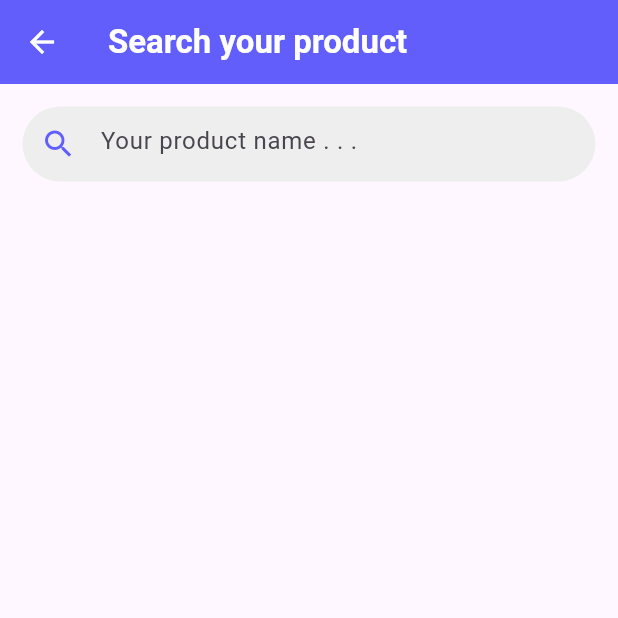
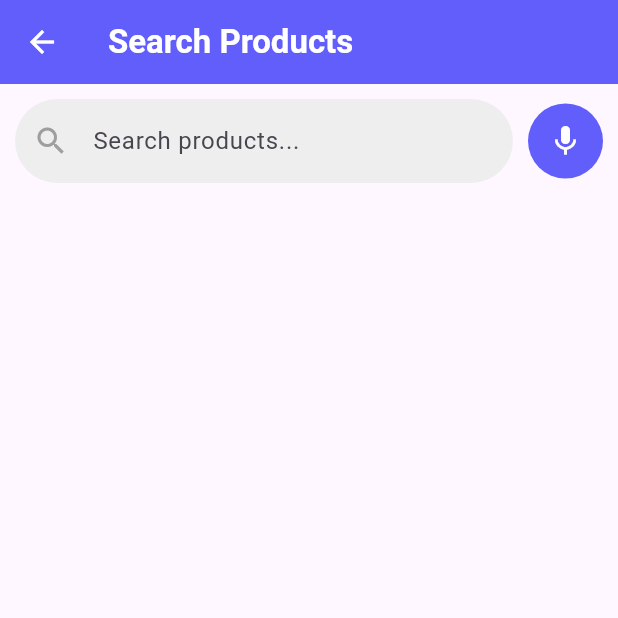
Before and after one commit to shohan-dev/Final-Project-Product-Detect, a Flutter app: the SearchScreen screen opened directly, on a phone screen of 412 x 824 dp, the top half of it. Run offline on Flutter 3.47's test engine with Material 3 defaults, Android fonts, the light colour scheme and no system bars; our stand-ins replace avatar_glow, cached_network_image, carousel_slider, cloud_firestore, dots_indicator, firebase_auth and 8 more; missing offline and left inert: google_ml_kit; accounts and stored records are empty.

Commit message:
Added Voice Search

```diff
--- a/lib/ui/search_screen.dart
+++ b/lib/ui/search_screen.dart
@@ -1,8 +1,10 @@
 import 'dart:async';
+import 'package:avatar_glow/avatar_glow.dart';
 import 'package:cached_network_image/cached_network_image.dart';
 import 'package:cloud_firestore/cloud_firestore.dart';
 import 'package:flutter/material.dart';
 import 'package:get/get.dart';
+import 'package:speech_to_text/speech_to_text.dart' as stt;
 import 'package:smart_shop/ui/AppColors.dart';
 import 'package:smart_shop/ui/product_details_screen.dart';
 
@@ -16,7 +18,10 @@ class SearchScreen extends StatefulWidget {
 }
 
 class _SearchScreenState extends State<SearchScreen> {
-  String inputText = "";
+  final TextEditingController _searchController = TextEditingController();
+  final stt.SpeechToText _speech = stt.SpeechToText();
+  bool _isListening = false;
+  String _voiceInput = "";
   List<QueryDocumentSnapshot> allProducts = [];
   List<QueryDocumentSnapshot> displayedProducts = [];
   Timer? _debounce;
@@ -26,31 +31,31 @@ class _SearchScreenState extends State<SearchScreen> {
   @override
   void initState() {
     super.initState();
-    inputText = widget.searchText;
+    _searchController.text = widget.searchText;
     _fetchAllProducts();
   }
 
   Future<void> _fetchAllProducts() async {
-    await Future.delayed(const Duration(seconds: 1));
+    try {
+      setState(() => isLoading = true);
       final snapshot =
           await FirebaseFirestore.instance.collection("products").get();
       setState(() {
         allProducts = snapshot.docs;
-      displayedProducts = _searchProducts(inputText);
+        displayedProducts = _searchProducts(_searchController.text);
         isLoading = false;
       });
+    } catch (e) {
+      setState(() => isLoading = false);
+      print("Error fetching products: $e");
+    }
   }
 
   void _onSearchChanged(String query) {
     if (_debounce?.isActive ?? false) _debounce!.cancel();
-
-    setState(() {
-      isSearching = true;
-    });
-
+    setState(() => isSearching = true);
     _debounce = Timer(const Duration(milliseconds: 300), () {
       setState(() {
-        inputText = query;
         displayedProducts = _searchProducts(query);
         isSearching = false;
       });
@@ -58,31 +63,54 @@ class _SearchScreenState extends State<SearchScreen> {
   }
 
   List<QueryDocumentSnapshot> _searchProducts(String query) {
-    if (query.isEmpty) {
-      return allProducts
-          .take(10)
-          .toList(); // Return the first 10 products if no query
-    }
-
+    if (query.isEmpty) return allProducts.take(10).toList();
     return allProducts.where((document) {
       Map<String, dynamic> data = document.data() as Map<String, dynamic>;
-
-      // Convert fields to lowercase to ensure case-insensitive search
       String productName =
           (data['product-name'] as String?)?.toLowerCase() ?? '';
       String product = (data['product'] as String?)?.toLowerCase() ?? '';
       String label = (data['label'] as String?)?.toLowerCase() ?? '';
-
-      // Check if any of the fields contain the query
       return productName.contains(query.toLowerCase()) ||
           product.contains(query.toLowerCase()) ||
           label.contains(query.toLowerCase());
     }).toList();
   }
 
+  Future<void> _startListening() async {
+    bool available = await _speech.initialize(
+      onStatus: (status) => print("Speech Status: $status"),
+      onError: (error) => print("Speech Error: $error"),
+    );
+    if (available) {
+      setState(() => _isListening = true);
+      _speech.listen(onResult: (result) {
+        setState(() {
+          _voiceInput = result.recognizedWords;
+          _searchController.text = _voiceInput;
+          _onSearchChanged(_voiceInput);
+        });
+      });
+
+      // Automatically stop listening after speech input is done (e.g., after 5 seconds of silence).
+      Future.delayed(const Duration(seconds: 5), () {
+        if (_isListening) {
+          _stopListening();
+        }
+      });
+    } else {
+      setState(() => _isListening = false);
+    }
+  }
+
+  void _stopListening() {
+    _speech.stop();
+    setState(() => _isListening = false);
+  }
+
   @override
   void dispose() {
     _debounce?.cancel();
+    _searchController.dispose();
     super.dispose();
   }
 
@@ -91,25 +119,25 @@ class _SearchScreenState extends State<SearchScreen> {
     return Scaffold(
       appBar: AppBar(
         iconTheme: const IconThemeData(color: Colors.white),
-        title: const Text("Search your product",
+        title: const Text("Search Products",
             style: TextStyle(fontWeight: FontWeight.bold, color: Colors.white)),
         backgroundColor: AppColors.deep_blue,
       ),
       body: SafeArea(
-        child: Padding(
-          padding: const EdgeInsets.all(15.0),
-          child: SingleChildScrollView(
         child: Column(
           children: [
-                SizedBox(
-                  height: 50,
-                  child: TextFormField(
+            Padding(
+              padding: const EdgeInsets.all(10.0),
+              child: Row(
+                children: [
+                  Expanded(
+                    child: TextField(
+                      controller: _searchController,
                       onChanged: _onSearchChanged,
-                    initialValue: inputText,
                       decoration: InputDecoration(
-                      hintText: "Your product name . . .",
+                        hintText: "Search products...",
                         prefixIcon:
-                          const Icon(Icons.search, color: AppColors.deep_blue),
+                            const Icon(Icons.search, color: Colors.grey),
                         filled: true,
                         fillColor: Colors.grey[200],
                         border: OutlineInputBorder(
@@ -119,23 +147,35 @@ class _SearchScreenState extends State<SearchScreen> {
                       ),
                     ),
                   ),
-                const SizedBox(height: 20),
-                Builder(
-                  builder: (BuildContext context) {
+                  const SizedBox(width: 10),
+                  CircleAvatar(
+                    radius: 25,
+                    backgroundColor:
+                        _isListening ? Colors.redAccent : AppColors.deep_blue,
+                    child: IconButton(
+                      icon: Icon(_isListening ? Icons.mic_off : Icons.mic,
+                          color: Colors.white),
+                      onPressed:
+                          _isListening ? _stopListening : _startListening,
+                    ),
+                  ),
+                ],
+              ),
+            ),
+            const SizedBox(height: 10),
+            Expanded(
+              child: Builder(
+                builder: (context) {
                   if (isLoading || isSearching) {
                     return const Center(child: CircularProgressIndicator());
                   }
-
-                    if (displayedProducts.isEmpty && inputText.isNotEmpty) {
+                  if (displayedProducts.isEmpty &&
+                      _searchController.text.isNotEmpty) {
                     return const Center(
                         child: Text("No products found",
-                            style: TextStyle(fontSize: 18)),
-                      );
+                            style: TextStyle(fontSize: 18)));
                   }
-
                   return GridView.builder(
-                      physics: const NeverScrollableScrollPhysics(),
-                      shrinkWrap: true,
                     gridDelegate:
                         const SliverGridDelegateWithFixedCrossAxisCount(
                       crossAxisCount: 2,
@@ -148,42 +188,38 @@ class _SearchScreenState extends State<SearchScreen> {
                       DocumentSnapshot document = displayedProducts[index];
                       Map<String, dynamic> data =
                           document.data() as Map<String, dynamic>;
-                        return GestureDetector(
-                          onTap: () {
-                            Get.to(() => ProductDetails(data));
-                          },
-                          child: Padding(
-                            padding: const EdgeInsets.all(8.0),
+                      return Padding(
+                        padding: const EdgeInsets.all(5.0),
+                        child: GestureDetector(
+                          onTap: () => Get.to(() => ProductDetails(data)),
                           child: Card(
-                              elevation: 2,
+                            shape: RoundedRectangleBorder(
+                                borderRadius: BorderRadius.circular(15.0)),
+                            elevation: 5,
                             child: Column(
-                                mainAxisAlignment: MainAxisAlignment.center,
-                                crossAxisAlignment: CrossAxisAlignment.center,
                               children: [
                                 Expanded(
                                   child: CachedNetworkImage(
-                                      imageUrl: data["product-img"][0] ?? '',
+                                    imageUrl: data["product-img"]?[0] ?? '',
                                     errorWidget: (context, url, error) =>
                                         const Icon(Icons.error),
+                                    placeholder: (context, url) =>
+                                        const CircularProgressIndicator(),
                                   ),
                                 ),
                                 const SizedBox(height: 5),
                                 Padding(
-                                    padding: const EdgeInsets.only(
-                                        left: 15.0, right: 8.0),
-                                    child: Center(
+                                  padding: const EdgeInsets.symmetric(
+                                      horizontal: 8.0),
                                   child: Text(
-                                        data["product-name"] ??
-                                            'Unknown Product',
-                                        style: const TextStyle(fontSize: 12),
-                                      ),
-                                    ),
+                                      data["product-name"] ?? 'Unknown Product',
+                                      style: const TextStyle(fontSize: 14),
+                                      textAlign: TextAlign.center),
                                 ),
                                 Text(
                                     "Price: ${data["product-price"]?.toString() ?? 'N/A'} ৳",
                                     style: const TextStyle(
-                                        fontSize: 15, color: Colors.redAccent),
-                                  ),
+                                        fontSize: 15, color: Colors.redAccent)),
                               ],
                             ),
                           ),
@@ -193,7 +229,33 @@ class _SearchScreenState extends State<SearchScreen> {
                   );
                 },
               ),
+            ),
           ],
+        ),
+      ),
+      floatingActionButton: Visibility(
+        visible: _isListening,
+        child: AnimatedOpacity(
+          opacity: _isListening ? 1.0 : 0.0,
+          duration: const Duration(milliseconds: 300),
+          child: Align(
+            alignment: Alignment.bottomCenter,
+            child: Padding(
+              padding: const EdgeInsets.only(bottom: 50.0, left: 20.0),
+              child: AvatarGlow(
+                glowColor: AppColors.splash_colors,
+                duration: const Duration(milliseconds: 2000),
+                repeat: true,
+                animate: _isListening,
+                child: CircleAvatar(
+                  radius: 55,
+                  backgroundColor: AppColors.splash_colors,
+                  child: IconButton(
+                      icon:
+                          const Icon(Icons.mic, size: 50, color: Colors.white),
+                      onPressed: _stopListening),
+                ),
+              ),
             ),
           ),
         ),
--- a/pubspec.yaml
+++ b/pubspec.yaml
@@ -56,6 +56,8 @@ dependencies:
   path_provider: ^2.1.4
   iconsax: ^0.0.8
   lottie: ^3.1.3
+  speech_to_text: ^7.0.0
+  avatar_glow: ^3.0.1
 
 flutter_launcher_icons:
     android: "launcher_icon"
```
Also changed, not shown: lib/models/object_search/object_search_controller.dart (+8 -10 lines), lib/models/other/test.dart (added, +80 -0 lines), pubspec.lock, 3 other files. Lines whose indentation alone changed are shown as unchanged.
